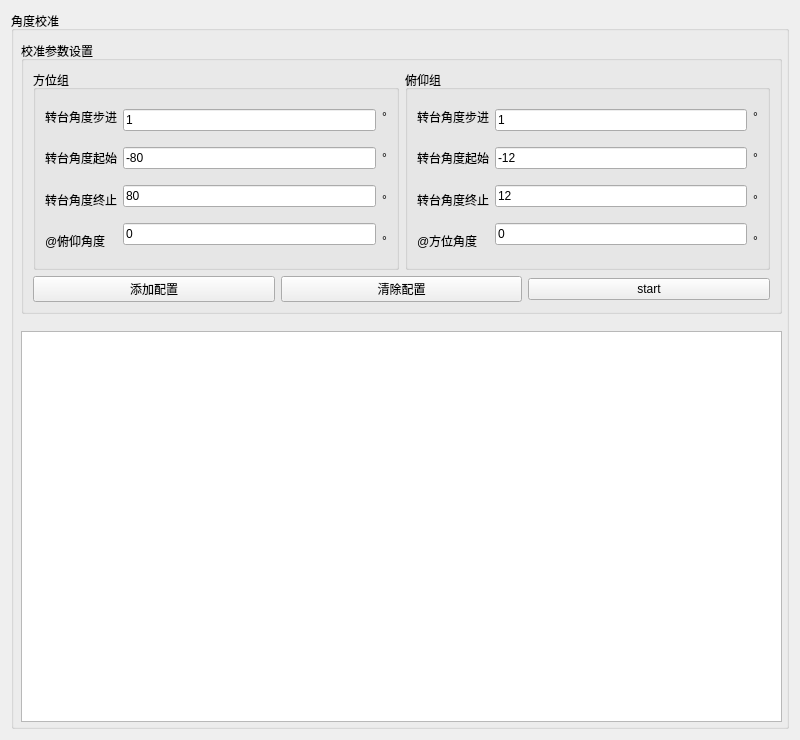
Before: the Qt Designer form eol_angle_calibration_window/eol_angle_calibration_window.ui in aron566/EOL_CAN_Tool, drawn with Qt 5.
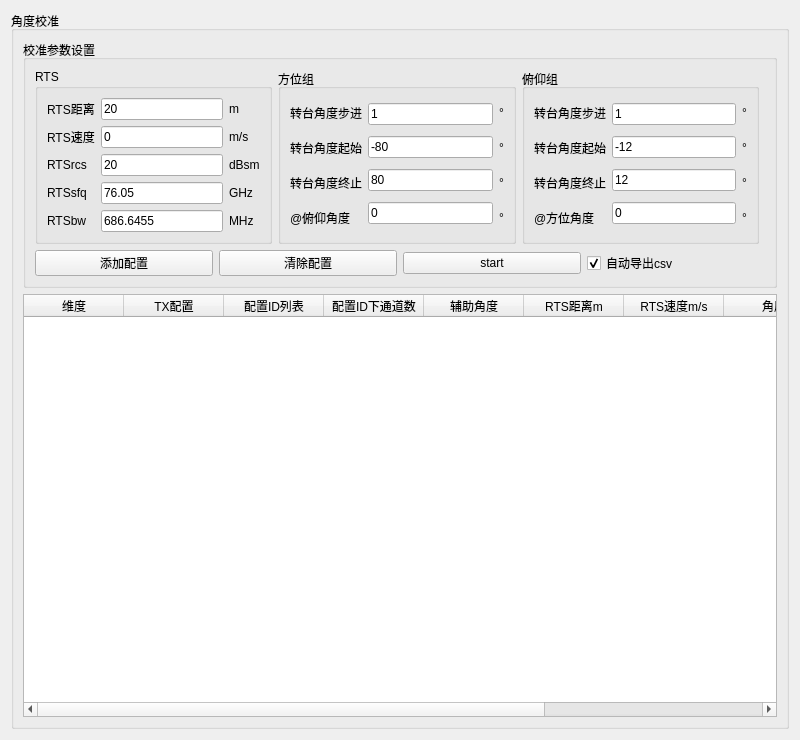
After: the same form once the commit is applied.

Diff of the .ui file:
```diff
--- a/eol_angle_calibration_window/eol_angle_calibration_window.ui
+++ b/eol_angle_calibration_window/eol_angle_calibration_window.ui
@@ -13,34 +13,26 @@
   <property name="windowTitle">
    <string>Form</string>
   </property>
-  <layout class="QGridLayout" name="gridLayout_3">
-   <item row="0" column="0">
+  <layout class="QVBoxLayout" name="verticalLayout_10">
+   <item>
     <widget class="QGroupBox" name="angle_calibration_groupBox">
      <property name="title">
       <string>角度校准</string>
      </property>
+     <layout class="QGridLayout" name="gridLayout_5">
+      <item row="0" column="0">
      <widget class="QGroupBox" name="calibration_par_groupBox">
-      <property name="geometry">
-       <rect>
-        <x>10</x>
-        <y>30</y>
-        <width>761</width>
-        <height>273</height>
-       </rect>
-      </property>
       <property name="title">
        <string>校准参数设置</string>
       </property>
-      <layout class="QGridLayout" name="gridLayout_4">
-       <item row="0" column="0">
+        <layout class="QGridLayout" name="gridLayout_3">
+         <item row="0" column="1">
         <widget class="QGroupBox" name="groupBox">
          <property name="title">
           <string>方位组</string>
          </property>
          <layout class="QGridLayout" name="gridLayout_2">
           <item row="0" column="0">
-           <layout class="QHBoxLayout" name="horizontalLayout_2">
-            <item>
              <layout class="QHBoxLayout" name="horizontalLayout">
               <item>
                <layout class="QVBoxLayout" name="verticalLayout_2">
@@ -106,10 +98,8 @@
                 </item>
                </layout>
               </item>
-             </layout>
-            </item>
             <item>
-             <layout class="QVBoxLayout" name="verticalLayout_3">
+               <layout class="QVBoxLayout" name="verticalLayout_8">
               <item>
                <widget class="QLabel" name="angle_step_unit_label">
                 <property name="text">
@@ -145,7 +135,176 @@
          </layout>
         </widget>
        </item>
-       <item row="0" column="1">
+         <item row="0" column="0">
+          <widget class="QGroupBox" name="groupBox_3">
+           <property name="title">
+            <string>RTS</string>
+           </property>
+           <layout class="QGridLayout" name="gridLayout_4">
+            <item row="0" column="0">
+             <layout class="QHBoxLayout" name="horizontalLayout_4">
+              <item>
+               <layout class="QHBoxLayout" name="horizontalLayout_2">
+                <item>
+                 <layout class="QVBoxLayout" name="verticalLayout_7">
+                  <item>
+                   <widget class="QLabel" name="azi_rts_range_label">
+                    <property name="text">
+                     <string>RTS距离</string>
+                    </property>
+                   </widget>
+                  </item>
+                  <item>
+                   <widget class="QLabel" name="rts_velocity_label">
+                    <property name="text">
+                     <string>RTS速度</string>
+                    </property>
+                   </widget>
+                  </item>
+                  <item>
+                   <widget class="QLabel" name="rts_rcs_label">
+                    <property name="text">
+                     <string>RTSrcs</string>
+                    </property>
+                   </widget>
+                  </item>
+                  <item>
+                   <widget class="QLabel" name="rts_frequency_label">
+                    <property name="text">
+                     <string>RTSsfq</string>
+                    </property>
+                   </widget>
+                  </item>
+                  <item>
+                   <widget class="QLabel" name="rts_bandwidth_label">
+                    <property name="text">
+                     <string>RTSbw</string>
+                    </property>
+                   </widget>
+                  </item>
+                 </layout>
+                </item>
+                <item>
+                 <layout class="QVBoxLayout" name="verticalLayout_3">
+                  <item>
+                   <widget class="QLineEdit" name="azi_rts_rang_lineEdit">
+                    <property name="text">
+                     <string>20</string>
+                    </property>
+                   </widget>
+                  </item>
+                  <item>
+                   <widget class="QLineEdit" name="rts_velocity_lineEdit">
+                    <property name="text">
+                     <string>0</string>
+                    </property>
+                   </widget>
+                  </item>
+                  <item>
+                   <widget class="QLineEdit" name="rts_rcs_lineEdit">
+                    <property name="text">
+                     <string>20</string>
+                    </property>
+                   </widget>
+                  </item>
+                  <item>
+                   <widget class="QLineEdit" name="rts_start_frequency_lineEdit">
+                    <property name="text">
+                     <string>76.05</string>
+                    </property>
+                   </widget>
+                  </item>
+                  <item>
+                   <widget class="QLineEdit" name="rts_bandwidth_lineEdit">
+                    <property name="text">
+                     <string>686.6455</string>
+                    </property>
+                   </widget>
+                  </item>
+                 </layout>
+                </item>
+               </layout>
+              </item>
+              <item>
+               <layout class="QVBoxLayout" name="verticalLayout_9">
+                <item>
+                 <widget class="QLabel" name="rts_range_unit_label">
+                  <property name="text">
+                   <string>m</string>
+                  </property>
+                 </widget>
+                </item>
+                <item>
+                 <widget class="QLabel" name="rts_velocity_unit_label">
+                  <property name="text">
+                   <string>m/s</string>
+                  </property>
+                 </widget>
+                </item>
+                <item>
+                 <widget class="QLabel" name="rts_rcs_unit_label">
+                  <property name="text">
+                   <string>dBsm</string>
+                  </property>
+                 </widget>
+                </item>
+                <item>
+                 <widget class="QLabel" name="rts_frequency_unit_label">
+                  <property name="text">
+                   <string>GHz</string>
+                  </property>
+                 </widget>
+                </item>
+                <item>
+                 <widget class="QLabel" name="rts_bandwidth_unit_label">
+                  <property name="text">
+                   <string>MHz</string>
+                  </property>
+                 </widget>
+                </item>
+               </layout>
+              </item>
+             </layout>
+            </item>
+           </layout>
+          </widget>
+         </item>
+         <item row="1" column="0" colspan="4">
+          <layout class="QHBoxLayout" name="horizontalLayout_8">
+           <item>
+            <widget class="QPushButton" name="add_config_pushButton">
+             <property name="text">
+              <string>添加配置</string>
+             </property>
+            </widget>
+           </item>
+           <item>
+            <widget class="QPushButton" name="clear_config_pushButton">
+             <property name="text">
+              <string>清除配置</string>
+             </property>
+            </widget>
+           </item>
+           <item>
+            <widget class="QPushButton" name="start_pushButton">
+             <property name="text">
+              <string>start</string>
+             </property>
+            </widget>
+           </item>
+           <item>
+            <widget class="QCheckBox" name="auto_export_csv_checkBox">
+             <property name="text">
+              <string>自动导出csv</string>
+             </property>
+             <property name="checked">
+              <bool>true</bool>
+             </property>
+            </widget>
+           </item>
+          </layout>
+         </item>
+         <item row="0" column="2">
         <widget class="QGroupBox" name="groupBox_2">
          <property name="title">
           <string>俯仰组</string>
@@ -258,43 +417,64 @@
          </layout>
         </widget>
        </item>
-       <item row="1" column="0" colspan="2">
-        <layout class="QHBoxLayout" name="horizontalLayout_8">
-         <item>
-          <widget class="QPushButton" name="add_config_pushButton">
-           <property name="text">
-            <string>添加配置</string>
-           </property>
-          </widget>
-         </item>
-         <item>
-          <widget class="QPushButton" name="clear_config_pushButton">
+        </layout>
+       </widget>
+      </item>
+      <item row="1" column="0">
+       <widget class="QTableWidget" name="tableWidget">
+        <column>
            <property name="text">
-            <string>清除配置</string>
-           </property>
-          </widget>
-         </item>
-         <item>
-          <widget class="QPushButton" name="start_pushButton">
+          <string>维度</string>
+         </property>
+        </column>
+        <column>
            <property name="text">
-            <string>start</string>
-           </property>
+          <string>TX配置</string>
+         </property>
+        </column>
+        <column>
+         <property name="text">
+          <string>配置ID列表</string>
+         </property>
+        </column>
+        <column>
+         <property name="text">
+          <string>配置ID下通道数</string>
+         </property>
+        </column>
+        <column>
+         <property name="text">
+          <string>辅助角度</string>
+         </property>
+        </column>
+        <column>
+         <property name="text">
+          <string>RTS距离m</string>
+         </property>
+        </column>
+        <column>
+         <property name="text">
+          <string>RTS速度m/s</string>
+         </property>
+        </column>
+        <column>
+         <property name="text">
+          <string>角度</string>
+         </property>
+        </column>
+        <column>
+         <property name="text">
+          <string>获取2DFFT是否成功</string>
+         </property>
+        </column>
+        <column>
+         <property name="text">
+          <string>各配置下所有通道2DFFT数据</string>
+         </property>
+        </column>
           </widget>
          </item>
         </layout>
-       </item>
-      </layout>
-     </widget>
-     <widget class="QTableView" name="result_tableView">
-      <property name="geometry">
-       <rect>
-        <x>10</x>
-        <y>320</y>
-        <width>761</width>
-        <height>391</height>
-       </rect>
-      </property>
-     </widget>
     </widget>
    </item>
   </layout>
```
Lines whose indentation alone changed are shown as unchanged.
